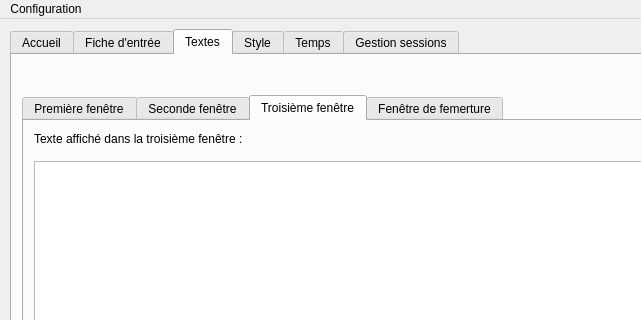
Old version of the form configuration.ui in the repository impli-osx/session_manager; both pictures show x 0 to 641 and y 0 to 320 of the 868 by 478 pixel window.
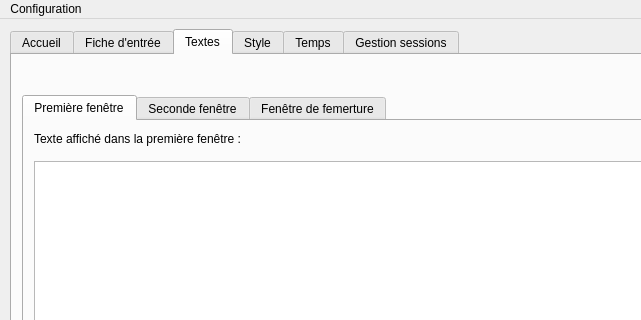
New version of the form. The open tabs and pages were chosen to show the change.

Patch:
```diff
--- a/configuration.ui
+++ b/configuration.ui
@@ -374,37 +374,6 @@
         </property>
        </widget>
       </widget>
-      <widget class="QWidget" name="onglet_popup_3">
-       <attribute name="title">
-        <string>Troisième fenêtre</string>
-       </attribute>
-       <widget class="QLabel" name="label_popup_3">
-        <property name="geometry">
-         <rect>
-          <x>10</x>
-          <y>10</y>
-          <width>211</width>
-          <height>16</height>
-         </rect>
-        </property>
-        <property name="text">
-         <string>Texte affiché dans la troisième fenêtre :</string>
-        </property>
-       </widget>
-       <widget class="QPlainTextEdit" name="text_popup_3">
-        <property name="geometry">
-         <rect>
-          <x>10</x>
-          <y>40</y>
-          <width>811</width>
-          <height>241</height>
-         </rect>
-        </property>
-        <property name="horizontalScrollBarPolicy">
-         <enum>Qt::ScrollBarAlwaysOff</enum>
-        </property>
-       </widget>
-      </widget>
       <widget class="QWidget" name="onglet_popup_4">
        <attribute name="title">
         <string>Fenêtre de femerture</string>
```
Left out of the diff: 2 changed lines with no effect on the pictures.
